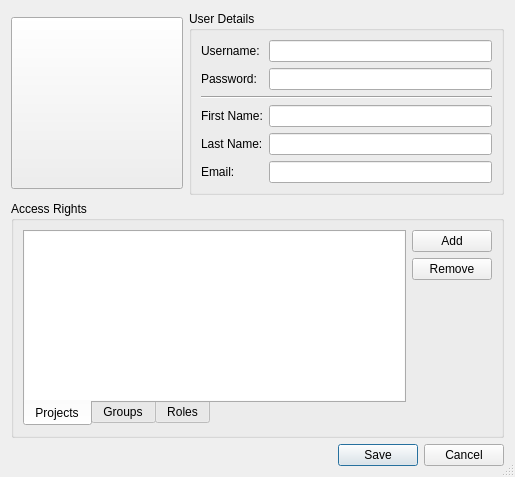
Above: forms/repodialoguser.ui from 3drepo/3drepogui before the change. Below: the same form after it.
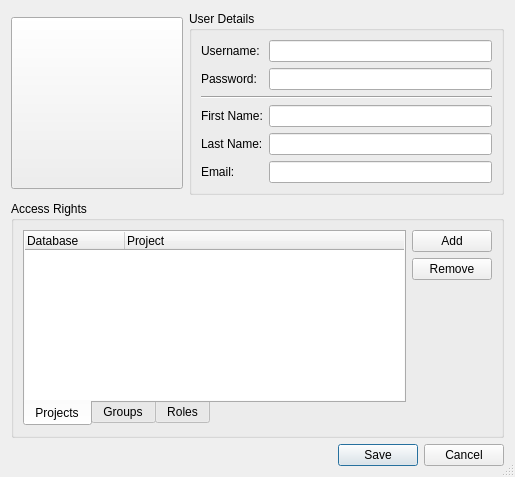
That is the form after the change. The open tabs and pages were chosen to show the change.

```diff
--- a/forms/repodialoguser.ui
+++ b/forms/repodialoguser.ui
@@ -225,7 +225,7 @@
            <number>0</number>
           </property>
           <item>
-           <widget class="QTreeView" name="projectsTreeView">
+           <widget class="QTreeWidget" name="projectsTreeWidget">
             <property name="frameShape">
              <enum>QFrame::NoFrame</enum>
             </property>
@@ -244,12 +244,16 @@
             <property name="rootIsDecorated">
              <bool>false</bool>
             </property>
-            <property name="sortingEnabled">
-             <bool>true</bool>
-            </property>
-            <property name="wordWrap">
-             <bool>false</bool>
-            </property>
+            <column>
+             <property name="text">
+              <string>Database</string>
+             </property>
+            </column>
+            <column>
+             <property name="text">
+              <string>Project</string>
+             </property>
+            </column>
            </widget>
           </item>
          </layout>
```
Left out of the diff: 8 changed lines with no effect on the pictures.
